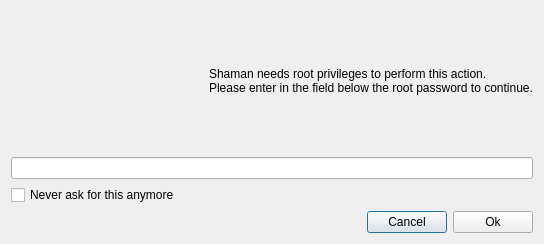
This is trunk/shaman/ui/authDialog.ui in drf/shaman1 as Qt 5 draws it before an edit. The edited form follows.
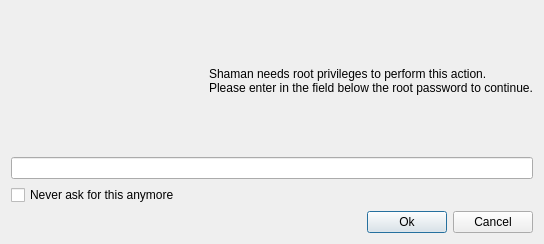
This is the edited form. Icons and pictures are not drawn.

```diff
--- a/trunk/shaman/ui/authDialog.ui
+++ b/trunk/shaman/ui/authDialog.ui
@@ -12,10 +12,8 @@
   <property name="windowTitle" >
    <string>Root Password Required</string>
   </property>
-  <layout class="QVBoxLayout" >
-   <item>
-    <layout class="QVBoxLayout" >
-     <item>
+  <layout class="QGridLayout" >
+   <item row="0" column="0" colspan="3" >
       <layout class="QHBoxLayout" >
        <item>
         <widget class="QLabel" name="label_2" >
@@ -37,23 +35,21 @@
        </item>
       </layout>
      </item>
-     <item>
+   <item row="1" column="0" colspan="3" >
       <widget class="QLineEdit" name="lineEdit" >
        <property name="echoMode" >
         <enum>QLineEdit::Password</enum>
        </property>
       </widget>
      </item>
-     <item>
+   <item row="2" column="0" colspan="3" >
       <widget class="QCheckBox" name="checkBox" >
        <property name="text" >
         <string>Never ask for this anymore</string>
        </property>
       </widget>
      </item>
-     <item>
-      <layout class="QHBoxLayout" >
-       <item>
+   <item row="3" column="0" >
         <spacer>
          <property name="orientation" >
           <enum>Qt::Horizontal</enum>
@@ -66,20 +62,7 @@
          </property>
         </spacer>
        </item>
-       <item>
-        <widget class="QPushButton" name="cancelButton" >
-         <property name="text" >
-          <string>Cancel</string>
-         </property>
-         <property name="icon" >
-          <iconset resource="shaman.qrc" >:/Icons/icons/dialog-cancel.png</iconset>
-         </property>
-         <property name="shortcut" >
-          <string>Backspace</string>
-         </property>
-        </widget>
-       </item>
-       <item>
+   <item row="3" column="1" >
         <widget class="QPushButton" name="okButton" >
          <property name="text" >
           <string>Ok</string>
@@ -92,9 +75,18 @@
          </property>
         </widget>
        </item>
-      </layout>
-     </item>
-    </layout>
+   <item row="3" column="2" >
+    <widget class="QPushButton" name="cancelButton" >
+     <property name="text" >
+      <string>Cancel</string>
+     </property>
+     <property name="icon" >
+      <iconset resource="shaman.qrc" >:/Icons/icons/dialog-cancel.png</iconset>
+     </property>
+     <property name="shortcut" >
+      <string>Backspace</string>
+     </property>
+    </widget>
    </item>
   </layout>
  </widget>
```
Lines whose indentation alone changed are shown as unchanged.
